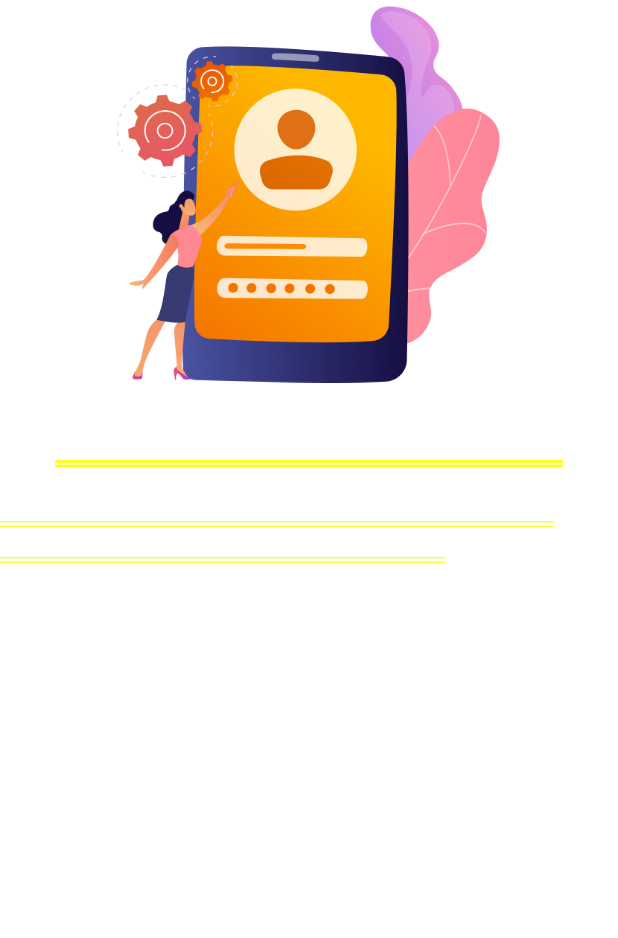
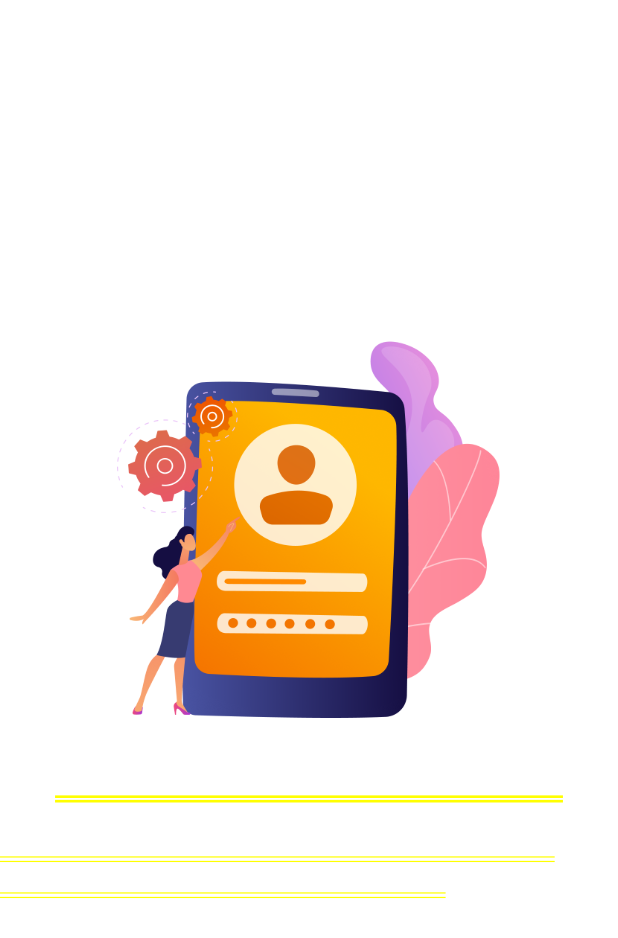
Before and after one commit to Developer-Waqas/Login-SignUp_UI, a Flutter app: the screen it shows after launch, on a phone screen of 412 x 824 dp. Shown: the top 938 px of the screen. Run offline on Flutter 3.47's test engine with Material 3 defaults, Android fonts, the phone set to English and light mode, and no system bars; our stand-ins replace get.

Commit message:
initial commit

```diff
--- a/lib/constants/image_strings/app_image_assets.dart
+++ b/lib/constants/app_image_assets/app_image_assets.dart
@@ -1,6 +1,9 @@
 class AppImageAssets {
+  //Image Base Path
   static const String imageBasePath = 'assets/images/';
-  static const String splashImage = '${imageBasePath}img_spalsh.png';
+
+  // Rest of Images
+  static const String splashImage = '${imageBasePath}img_splash.png';
   static const String onboardingImage1 = '${imageBasePath}img_onboarding1.png';
   static const String onboardingImage2 = '${imageBasePath}img_onboarding2.png';
   static const String onboardingImage3 = '${imageBasePath}img_onboarding3.png';
--- a/lib/constants/app_linker/app_linker.dart
+++ b/lib/constants/app_linker/app_linker.dart
@@ -1,7 +1,7 @@
 export 'package:flutter/material.dart';
 export 'package:get/get.dart';
 export 'dart:async';
-export 'package:login_signup_ui/constants/image_strings/app_image_assets.dart';
+export 'package:login_signup_ui/constants/app_image_assets/app_image_assets.dart';
 export 'package:login_signup_ui/screens/onboarding_screen/onboarding_screen.dart';
 export 'package:login_signup_ui/constants/app_color/app_color.dart';
 export 'package:login_signup_ui/controller/splash_controller.dart';
--- a/lib/constants/app_style/app_style.dart
+++ b/lib/constants/app_style/app_style.dart
@@ -1,7 +1,7 @@
 import 'package:login_signup_ui/constants/app_linker/app_linker.dart';
 
 class AppStyle {
-  /// Title Style
+  // Title Style
   static const TextStyle headingStyle1 = TextStyle(
     fontFamily: 'PoppinsBold',
     color: Colors.white,
@@ -14,7 +14,7 @@ class AppStyle {
     color: Color(0xffFF800B),
   );
 
-  /// SubTitle Style
+  // SubTitle Style
   static const TextStyle subHeadingStyle1 = TextStyle(
     fontSize: 16,
     fontFamily: 'PoppinsRegular',
--- a/lib/controller/onboarding_controller.dart
+++ b/lib/controller/onboarding_controller.dart
@@ -1,6 +1,7 @@
 import '../constants/app_linker/app_linker.dart';
 
 class OnboardingController extends GetxController {
+  // Onboarding Page List
   List<OnboardingModel> onboardingPages = [
     OnboardingModel(
       AppImageAssets.onboardingImage1,
--- a/lib/screens/onboarding_screen/onboarding_screen.dart
+++ b/lib/screens/onboarding_screen/onboarding_screen.dart
@@ -11,7 +11,10 @@ class OnboardingScreen extends StatelessWidget {
         itemCount: onboardingController.onboardingPages.length,
         itemBuilder: (context, index) {
           return Container(
+            decoration: BoxDecoration(color: Colors.white),
             child: Column(
+              mainAxisAlignment: MainAxisAlignment.center,
+              crossAxisAlignment: CrossAxisAlignment.center,
               spacing: 10,
               children: [
                 Image.asset(
```
Also changed, not shown: lib/screens/splash_screen/splash_screen.dart (+4 -4 lines).
